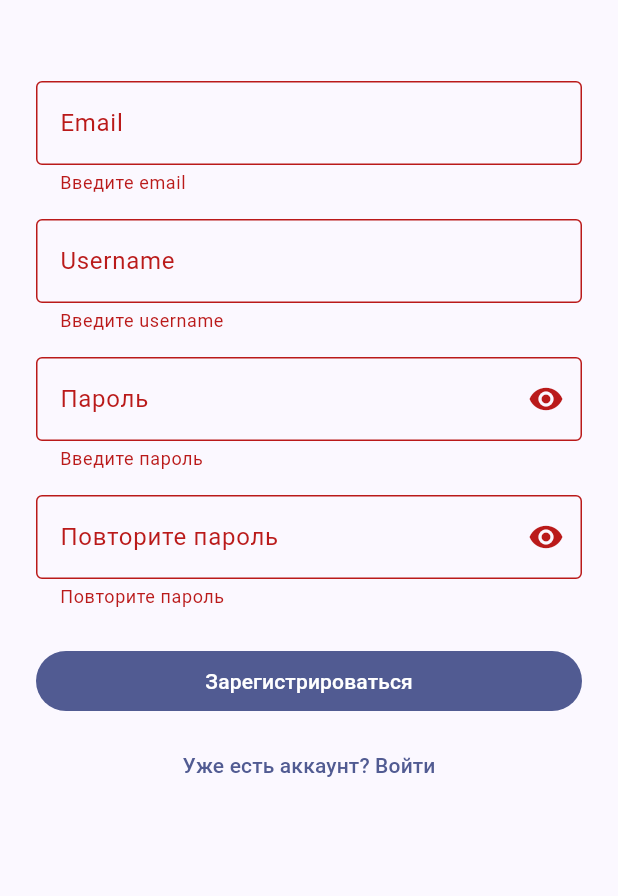
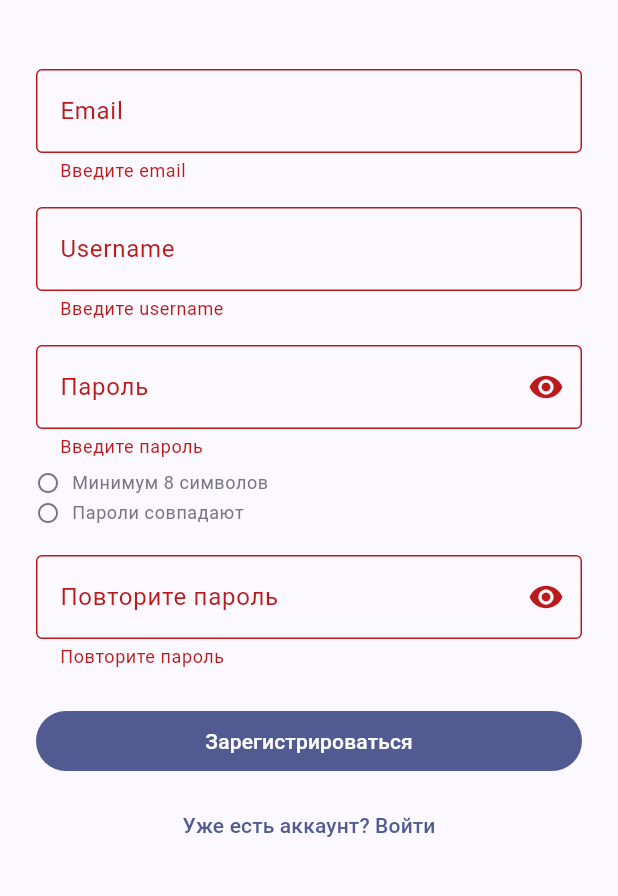
Before and after one commit to sashok53011/Login-Template, a Flutter app: the RegisterScreen screen opened by its route, after a tap on "Зарегистрироваться", on a phone screen of 412 x 824 dp, the part 63-959 px from its top. Run offline on Flutter 3.47's test engine with Material 3 defaults, Android fonts, the phone set to English and light mode, and no system bars; our stand-ins replace dio, equatable, flutter_riverpod, flutter_secure_storage, go_router; accounts and stored records are empty.

Commit message:
feat: password requirements checklist and registration success screen
- Password min length raised to 8 to match PocketBase rules
- Live checklist under the password field (length + match)
- Server registration errors shown inline in the form
- New /register-success screen with confirmation and 'Go to login' button
- Anonymous routes set extended so the success screen is reachable

```diff
--- a/lib/main.dart
+++ b/lib/main.dart
@@ -6,7 +6,15 @@ import 'providers/auth_provider.dart';
 import 'screens/home_screen.dart';
 import 'screens/login_screen.dart';
 import 'screens/register_screen.dart';
+import 'screens/register_success_screen.dart';
 import 'screens/splash_screen.dart';
+
+/// Routes that anonymous users are allowed to visit.
+const Set<String> kAuthRoutes = <String>{
+  '/login',
+  '/register',
+  '/register-success',
+};
 
 void main() {
   WidgetsFlutterBinding.ensureInitialized();
@@ -39,8 +47,7 @@ class _LoginAppState extends ConsumerState<LoginApp> {
           return location == '/splash' ? null : '/splash';
         }
 
-        final onAuthPage =
-            location == '/login' || location == '/register';
+        final onAuthPage = kAuthRoutes.contains(location);
 
         if (!auth.isLoggedIn && !onAuthPage) return '/login';
         if (auth.isLoggedIn && (onAuthPage || location == '/splash')) {
@@ -60,6 +67,17 @@ class _LoginAppState extends ConsumerState<LoginApp> {
         GoRoute(
           path: '/register',
           builder: (context, state) => const RegisterScreen(),
+        ),
+        GoRoute(
+          path: '/register-success',
+          builder: (context, state) {
+            final extra = state.extra;
+            final map = extra is Map ? extra : const <String, dynamic>{};
+            return RegisterSuccessScreen(
+              email: map['email']?.toString(),
+              username: map['username']?.toString(),
+            );
+          },
         ),
         GoRoute(
           path: '/home',
--- a/lib/screens/register_screen.dart
+++ b/lib/screens/register_screen.dart
@@ -21,9 +21,21 @@ class _RegisterScreenState extends ConsumerState<RegisterScreen> {
   bool _obscure1 = true;
   bool _obscure2 = true;
   bool _loading = false;
+  String? _serverError;
+
+  @override
+  void initState() {
+    super.initState();
+    _passCtrl.addListener(_onChanged);
+    _confirmCtrl.addListener(_onChanged);
+  }
+
+  void _onChanged() => setState(() {});
 
   @override
   void dispose() {
+    _passCtrl.removeListener(_onChanged);
+    _confirmCtrl.removeListener(_onChanged);
     _emailCtrl.dispose();
     _usernameCtrl.dispose();
     _passCtrl.dispose();
@@ -34,7 +46,10 @@ class _RegisterScreenState extends ConsumerState<RegisterScreen> {
   Future<void> _submit() async {
     if (!(_formKey.currentState?.validate() ?? false)) return;
     FocusScope.of(context).unfocus();
-    setState(() => _loading = true);
+    setState(() {
+      _loading = true;
+      _serverError = null;
+    });
     try {
       await ref.read(authProvider.notifier).register(
             email: _emailCtrl.text,
@@ -43,14 +58,18 @@ class _RegisterScreenState extends ConsumerState<RegisterScreen> {
             passwordConfirm: _confirmCtrl.text,
           );
       if (!mounted) return;
-      ScaffoldMessenger.of(context).showSnackBar(
-        const SnackBar(content: Text('Регистрация успешна. Теперь войдите.')),
+      context.go(
+        '/register-success',
+        extra: <String, String>{
+          'email': _emailCtrl.text.trim(),
+          'username': _usernameCtrl.text.trim(),
+        },
       );
-      context.go('/login');
     } catch (e) {
       if (mounted) {
+        setState(() => _serverError = _clean(e));
         ScaffoldMessenger.of(context).showSnackBar(
-          SnackBar(content: Text(_clean(e))),
+          SnackBar(content: Text(_serverError!)),
         );
       }
     } finally {
@@ -60,6 +79,8 @@ class _RegisterScreenState extends ConsumerState<RegisterScreen> {
 
   @override
   Widget build(BuildContext context) {
+    final rules = passwordRules(_passCtrl.text, _confirmCtrl.text);
+
     return Scaffold(
       appBar: AppBar(title: const Text('Регистрация')),
       body: SafeArea(
@@ -70,7 +91,7 @@ class _RegisterScreenState extends ConsumerState<RegisterScreen> {
             child: Column(
               crossAxisAlignment: CrossAxisAlignment.stretch,
               children: <Widget>[
-                const SizedBox(height: 16),
+                const SizedBox(height: 8),
                 TextFormField(
                   controller: _emailCtrl,
                   keyboardType: TextInputType.emailAddress,
@@ -84,6 +105,7 @@ class _RegisterScreenState extends ConsumerState<RegisterScreen> {
                 const SizedBox(height: 16),
                 TextFormField(
                   controller: _usernameCtrl,
+                  textInputAction: TextInputAction.next,
                   decoration: const InputDecoration(
                     labelText: 'Username',
                     helperText: 'Показывается на главном экране',
@@ -107,6 +129,8 @@ class _RegisterScreenState extends ConsumerState<RegisterScreen> {
                   ),
                   validator: Validators.password,
                 ),
+                const SizedBox(height: 8),
+                _Requirements(rules: rules),
                 const SizedBox(height: 16),
                 TextFormField(
                   controller: _confirmCtrl,
@@ -121,8 +145,13 @@ class _RegisterScreenState extends ConsumerState<RegisterScreen> {
                       onPressed: () => setState(() => _obscure2 = !_obscure2),
                     ),
                   ),
-                  validator: (v) => Validators.confirmPassword(v, _passCtrl.text),
+                  validator: (v) =>
+                      Validators.confirmPassword(v, _passCtrl.text),
                 ),
+                if (_serverError != null) ...<Widget>[
+                  const SizedBox(height: 16),
+                  _ErrorBox(message: _serverError!),
+                ],
                 const SizedBox(height: 24),
                 FilledButton(
                   onPressed: _loading ? null : _submit,
@@ -148,6 +177,79 @@ class _RegisterScreenState extends ConsumerState<RegisterScreen> {
   }
 }
 
+class _Requirements extends StatelessWidget {
+  const _Requirements({required this.rules});
+
+  final List<PasswordRule> rules;
+
+  @override
+  Widget build(BuildContext context) {
+    final theme = Theme.of(context);
+    return Column(
+      crossAxisAlignment: CrossAxisAlignment.start,
+      children: rules
+          .map(
+            (PasswordRule rule) => Padding(
+              padding: const EdgeInsets.only(bottom: 4),
+              child: Row(
+                children: <Widget>[
+                  Icon(
+                    rule.ok ? Icons.check_circle : Icons.radio_button_unchecked,
+                    size: 16,
+                    color: rule.ok
+                        ? Colors.green
+                        : theme.colorScheme.outline,
+                  ),
+                  const SizedBox(width: 8),
+                  Expanded(
+                    child: Text(
+                      rule.label,
+                      style: theme.textTheme.bodySmall?.copyWith(
+                        color: rule.ok ? Colors.green : theme.colorScheme.outline,
+                      ),
+                    ),
+                  ),
+                ],
+              ),
+            ),
+          )
+          .toList(),
+    );
+  }
+}
+
+class _ErrorBox extends StatelessWidget {
+  const _ErrorBox({required this.message});
+
+  final String message;
+
+  @override
+  Widget build(BuildContext context) {
+    final scheme = Theme.of(context).colorScheme;
+    return Container(
+      width: double.infinity,
+      padding: const EdgeInsets.all(12),
+      decoration: BoxDecoration(
+        color: scheme.errorContainer,
+        borderRadius: BorderRadius.circular(8),
+      ),
+      child: Row(
+        crossAxisAlignment: CrossAxisAlignment.start,
+        children: <Widget>[
+          Icon(Icons.error_outline, color: scheme.onErrorContainer, size: 20),
+          const SizedBox(width: 8),
+          Expanded(
+            child: Text(
+              message,
+              style: TextStyle(color: scheme.onErrorContainer),
+            ),
+          ),
+        ],
+      ),
+    );
+  }
+}
+
 String _clean(Object e) {
   final s = e.toString();
   const prefix = 'Exception: ';
--- a/lib/utils/validators.dart
+++ b/lib/utils/validators.dart
@@ -2,10 +2,13 @@
 class Validators {
   Validators._();
 
+  /// Minimum password length required by the PocketBase `users` collection.
+  static const int passwordMinLength = 8;
+
   static String? email(String? value) {
     final v = value?.trim() ?? '';
     if (v.isEmpty) return 'Введите email';
-    final emailReg = RegExp(r'^[\w\-\.]+@([\w\-]+\.)+[\w\-]{2,}$');
+    final emailReg = RegExp(r'^[\w\-\.]+@([\w-]+\.)+[\w-]{2,}$');
     if (!emailReg.hasMatch(v)) return 'Некорректный email';
     return null;
   }
@@ -20,7 +23,9 @@ class Validators {
   static String? password(String? value) {
     final v = value ?? '';
     if (v.isEmpty) return 'Введите пароль';
-    if (v.length < 6) return 'Минимум 6 символов';
+    if (v.length < passwordMinLength) {
+      return 'Минимум $passwordMinLength символов';
+    }
     return null;
   }
 
@@ -31,3 +36,25 @@ class Validators {
     return null;
   }
 }
+
+/// A single live password rule shown in the registration form checklist.
+class PasswordRule {
+  const PasswordRule(this.label, this.ok);
+
+  final String label;
+  final bool ok;
+}
+
+/// Requirements evaluated on every keystroke: `[password, passwordMatch]`.
+List<PasswordRule> passwordRules(String password, String confirmation) {
+  return <PasswordRule>[
+    PasswordRule(
+      'Минимум ${Validators.passwordMinLength} символов',
+      password.length >= Validators.passwordMinLength,
+    ),
+    PasswordRule(
+      'Пароли совпадают',
+      confirmation.isNotEmpty && confirmation == password,
+    ),
+  ];
+}
```
Also changed, not shown: lib/screens/register_success_screen.dart (added, +102 -0 lines), 1 other file.
